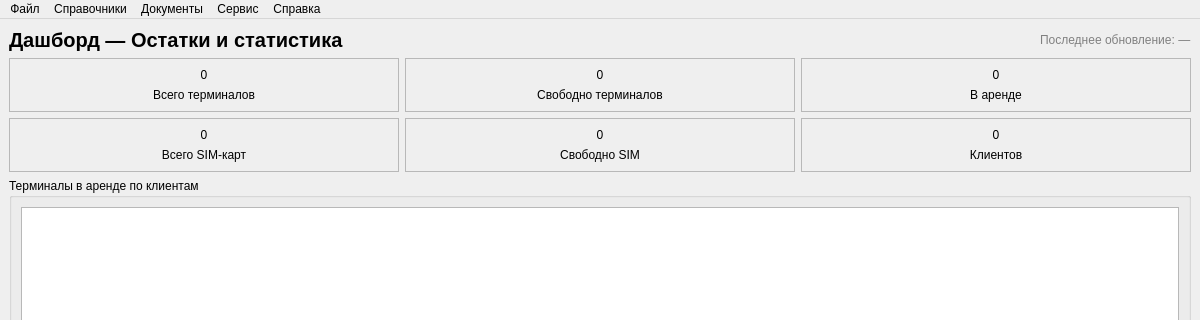
Qt form src/ui/mainwindow.ui (Smurf72T/POC_Terminal_Tracker) before a commit; both pictures show x 0 to 1200 and y 0 to 320 of the 1200 by 800 pixel window.
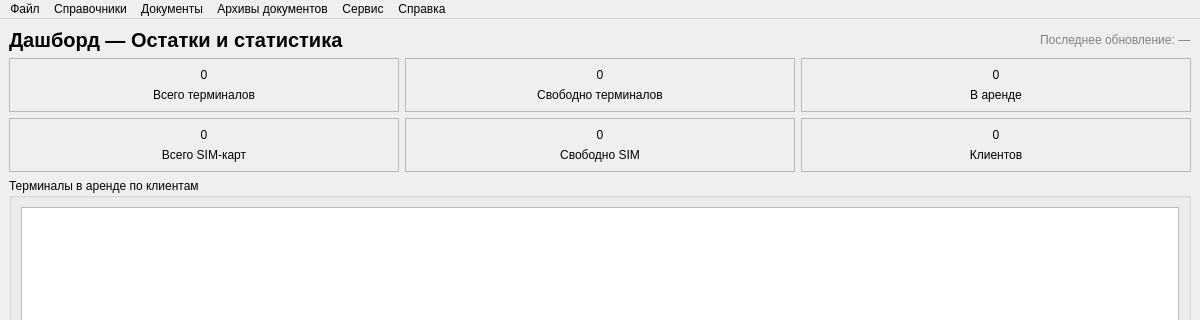
The same form after that commit. Icons and pictures are not drawn.

Commit message: Dashboard: stretch columns to block width; move archive menu items to separate menu

```diff
--- a/src/ui/mainwindow.ui
+++ b/src/ui/mainwindow.ui
@@ -305,7 +305,11 @@
     <addaction name="actionRental"/>
     <addaction name="actionReturn"/>
     <addaction name="actionPayment"/>
-    <addaction name="separator"/>
+    </widget>
+    <widget class="QMenu" name="menuArchives">
+     <property name="title">
+      <string>Архивы документов</string>
+     </property>
     <addaction name="actionArchiveReceipt"/>
     <addaction name="actionArchiveRental"/>
     <addaction name="actionArchiveReturn"/>
@@ -340,6 +344,7 @@
    <addaction name="menuFile"/>
    <addaction name="menuDictionaries"/>
    <addaction name="menuDocuments"/>
+    <addaction name="menuArchives"/>
    <addaction name="menuService"/>
    <addaction name="menuHelp"/>
   </widget>
```
Left out of the diff: 8 changed lines with no effect on the pictures. Lines whose indentation alone changed are shown as unchanged. The commit also changes 1 other file.
